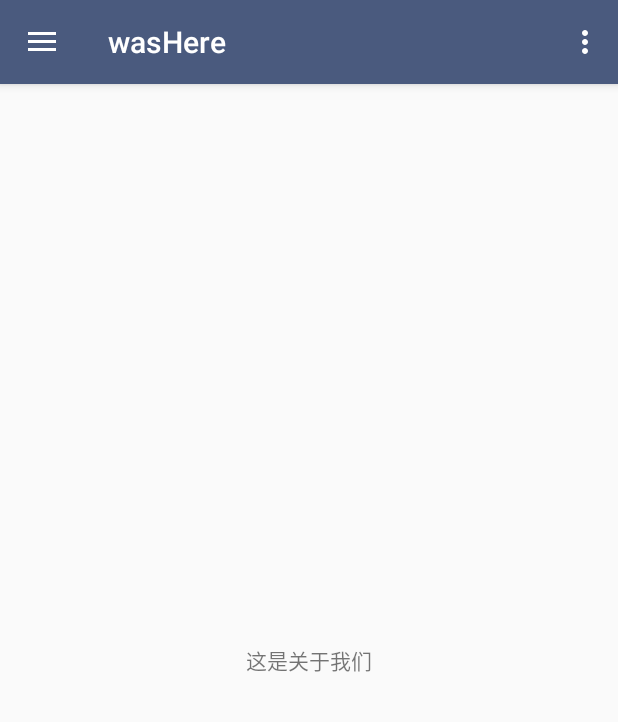
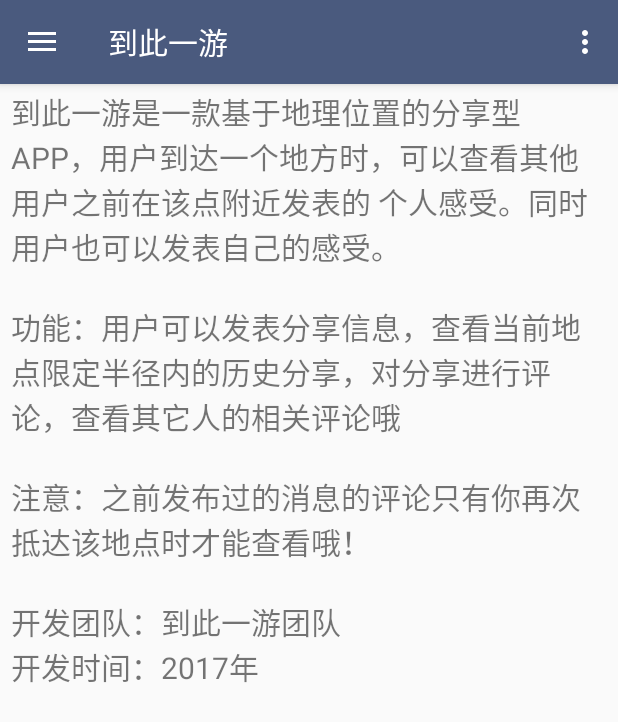
Before and after one commit to Andy-13/wasHere, an Android app: the HomePageActivity screen opened directly, with no data from a screen before it, in the side drawer, after a tap on "关于我们", on a phone screen of 412 x 824 dp. Shown: the top 722 px of the screen. Run offline under Robolectric (Android 15) with nearby library versions, the phone set to English and light mode, and no system bars; libraries missing offline, so code that uses them is left out: com.amap.api, com.zhy.http; pictures from the network do not load; 20 statements that could not run were skipped.

Commit message:
关于我们 还有APP icon的更新

```diff
--- a/app/src/main/AndroidManifest.xml
+++ b/app/src/main/AndroidManifest.xml
@@ -28,7 +28,7 @@
 
     <application
         android:allowBackup="true"
-        android:icon="@mipmap/ic_launcher"
+        android:icon="@drawable/app_icon"
         android:label="@string/app_name"
         android:supportsRtl="true"
         android:theme="@style/AppTheme">
--- a/app/src/main/java/com/example/yang/washere/FindMsssage/publicMessageActivity.java
+++ b/app/src/main/java/com/example/yang/washere/FindMsssage/publicMessageActivity.java
@@ -84,7 +84,7 @@
 
         }
         EventBus.getDefault().register(this);
-        mTakePhotoPickPhotoUtils = new TakePhotoPickPhotoUtils(publicMessageActivity.this, 1000);
+        mTakePhotoPickPhotoUtils = new TakePhotoPickPhotoUtils(publicMessageActivity.this, 500);
         tv_cancel = (TextView) findViewById(R.id.tv_cancel);
         tv_tips = (TextView) findViewById(R.id.tv_tips);
         add_picture = (ImageView) findViewById(R.id.add_picture);
--- a/app/src/main/java/com/example/yang/washere/HomePageActivity.java
+++ b/app/src/main/java/com/example/yang/washere/HomePageActivity.java
@@ -1,7 +1,5 @@
 package com.example.yang.washere;
 
-import android.content.Intent;
-import android.content.SharedPreferences;
 import android.os.Bundle;
 import android.app.FragmentTransaction;
 import android.view.View;
@@ -13,8 +11,8 @@
 import android.support.v7.widget.Toolbar;
 import android.view.Menu;
 import android.view.MenuItem;
-import android.widget.ImageView;
 import android.widget.RelativeLayout;
+import android.widget.TextView;
 import android.widget.Toast;
 
 import com.bumptech.glide.Glide;
@@ -25,7 +23,6 @@
 import com.example.yang.washere.Utils.PreferenceUtil;
 import com.example.yang.washere.account.AccountFragment;
 import com.example.yang.washere.account.EditInfoEvent;
-import com.example.yang.washere.account.LoginActivity;
 import com.example.yang.washere.FindMsssage.FindMessageFragment;
 import com.example.yang.washere.Guide.GuideFragment;
 import com.example.yang.washere.MyMessage.MyMessageFragment;
@@ -48,6 +45,7 @@
     private NavigationView navigationView;
     private RelativeLayout rl_account;
     private MLRoundedImageView imageView;
+    private TextView userName;
     private UserInfo mUserInfo;
     private int type = 1;
     @Override
@@ -72,7 +70,8 @@
         navigationView.setNavigationItemSelectedListener(this);
         rl_account = (RelativeLayout)navigationView.getHeaderView(0).findViewById(R.id.rl_account);
         imageView = (MLRoundedImageView) navigationView.getHeaderView(0).findViewById(R.id.imageView);
-        loadUserHead();
+        userName = (TextView) navigationView.getHeaderView(0).findViewById(R.id.userName);
+        loadUserInfo();
         rl_account.setOnClickListener(new View.OnClickListener() {
             @Override
             public void onClick(View v) {
@@ -94,7 +93,7 @@
     /**
      * 加载用户头像
      */
-    private void loadUserHead() {
+    private void loadUserInfo() {
 
         mUserInfo = new UserInfo();
 
@@ -132,6 +131,7 @@
                                         .load(Constant.URL.BASE_URL + mUserInfo.getHeadUrl())
                                         .asBitmap()
                                         .into(imageView);
+                                userName.setText(mUserInfo.getName());
 
                             }else if ("1".equals(msg)){
                                 Toast.makeText(HomePageActivity.this,"获取用户信息失败!",Toast.LENGTH_SHORT).show();
@@ -225,6 +225,11 @@
                     .load(Constant.URL.BASE_URL + event.getData())
                     .asBitmap()
                     .into(imageView);
+            return;
+        }
+        if (event.getType() == EditInfoEvent.TYPE_EDIT_NAME){
+            userName.setText(event.getData());
+            return;
         }
     }
 
--- a/app/src/main/res/layout/activity_login.xml
+++ b/app/src/main/res/layout/activity_login.xml
@@ -11,7 +11,7 @@
         android:layout_gravity="center"
         android:layout_width="100dp"
         android:layout_height="100dp"
-        android:src="@mipmap/hai"
+        android:src="@drawable/app_icon"
         android:id="@+id/MLRoundedImageView"/>
 
 
--- a/app/src/main/res/layout/fragment_about.xml
+++ b/app/src/main/res/layout/fragment_about.xml
@@ -6,6 +6,10 @@
     <TextView
         android:layout_width="wrap_content"
         android:layout_height="wrap_content"
-        android:text="这是关于我们"
-        android:layout_centerInParent="true"/>
+        android:layout_marginRight="4dp"
+        android:layout_marginLeft="4dp"
+        android:text="@string/about_us_text"
+        android:gravity="start"
+        android:textSize="20sp"
+        android:padding="3dp" />
 </RelativeLayout>
--- a/app/src/main/res/layout/nav_header_home_page.xml
+++ b/app/src/main/res/layout/nav_header_home_page.xml
@@ -21,6 +21,7 @@
         android:src="@mipmap/testimage"/>
 
     <TextView
+        android:id="@+id/userName"
         android:layout_below="@+id/imageView"
         android:layout_marginTop="10dp"
         android:layout_width="wrap_content"
--- a/app/src/main/res/values/strings.xml
+++ b/app/src/main/res/values/strings.xml
@@ -1,5 +1,5 @@
 <resources>
-    <string name="app_name">wasHere</string>
+    <string name="app_name">到此一游</string>
 
     <string name="navigation_drawer_open">Open navigation drawer</string>
     <string name="navigation_drawer_close">Close navigation drawer</string>
@@ -19,4 +19,13 @@
         <item>10条</item>
         <item>15条</item>
     </array>
+
+    <string name="about_us_text">
+        到此一游是一款基于地理位置的分享型APP，用户到达一个地方时，可以查看其他用户之前在该点附近发表的
+        个人感受。同时用户也可以发表自己的感受。
+        \n\n功能：用户可以发表分享信息，查看当前地点限定半径内的历史分享，对分享进行评论，查看其它人的相关评论哦
+        \n\n注意：之前发布过的消息的评论只有你再次抵达该地点时才能查看哦！
+        \n\n开发团队：到此一游团队
+        \n开发时间：2017年
+    </string>
 </resources>
```
Also changed, not shown: app/src/main/res/layout/activity_signup.xml (+12 -2 lines), app/src/main/res/drawable/app_icon.png (added).
